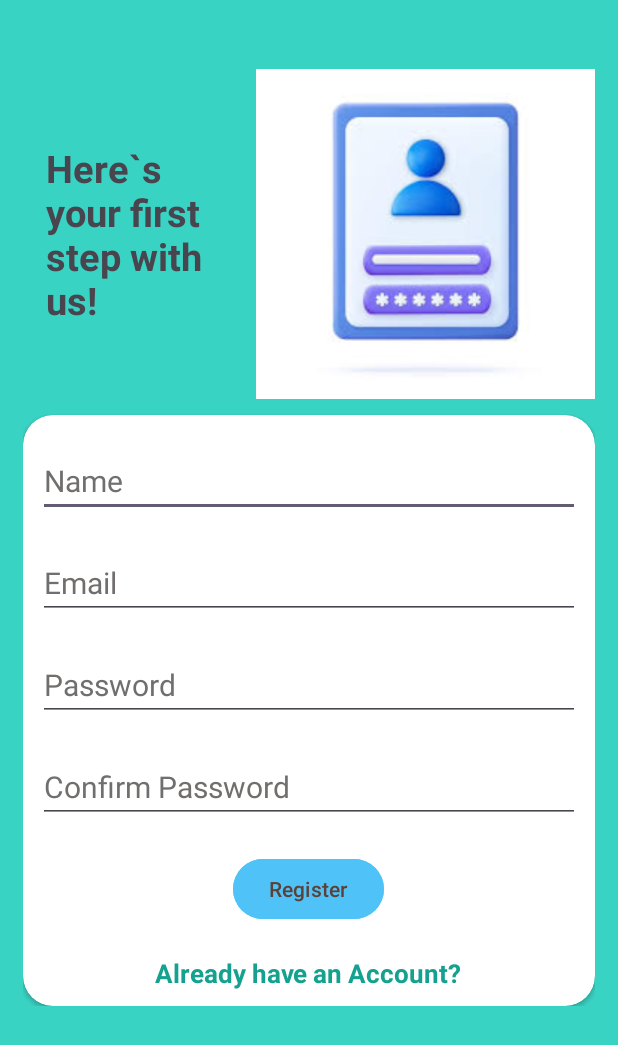
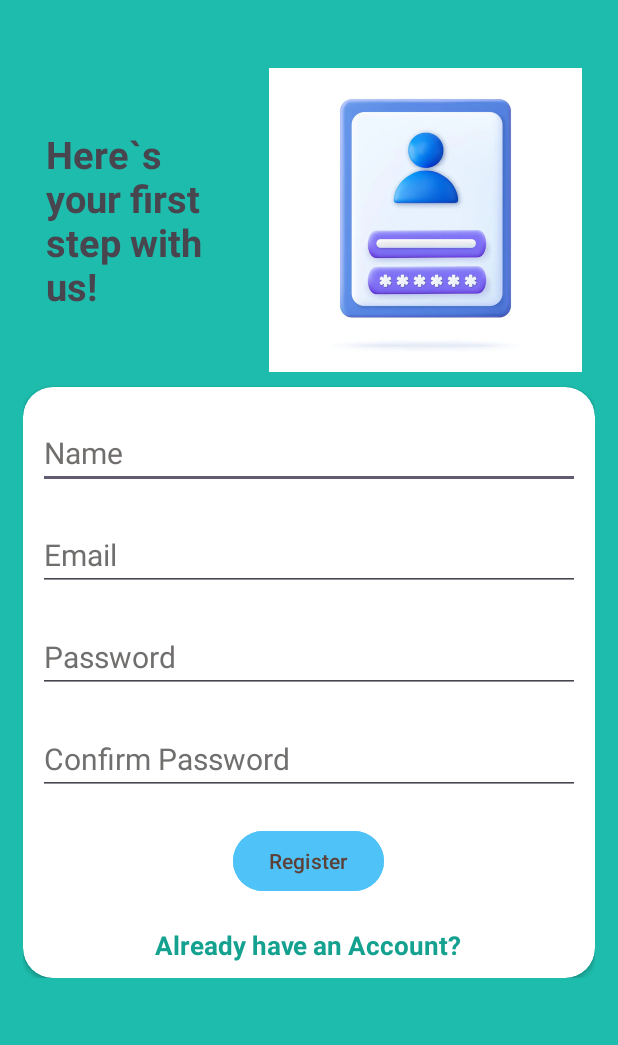
Before and after one commit to Sahil-Popat-Potale/OnlineShoppingApp, an Android app: the RegisterActivity screen opened directly, with no data from a screen before it, on a phone screen of 412 x 824 dp. Shown: the top 1045 px of the screen. Run offline under Robolectric (Android 15) with nearby library versions, the phone set to English and light mode, and no system bars.

```diff
--- a/app/src/main/java/sahil/popat/onlineshoppingapp/RegisterActivity.java
+++ b/app/src/main/java/sahil/popat/onlineshoppingapp/RegisterActivity.java
@@ -4,14 +4,27 @@ import androidx.appcompat.app.AppCompatActivity;
 import android.content.Context;
 import android.os.Bundle;
 import android.database.sqlite.SQLiteDatabase;
+import android.widget.Button;
+import android.widget.EditText;
 
 public class RegisterActivity extends AppCompatActivity {
+    EditText Name, Email, Pass, ConfirmPass;
+    Button Register;
+    private String insert;
     SQLiteDatabase db;
     @Override
     protected void onCreate(Bundle savedInstanceState) {
         super.onCreate(savedInstanceState);
         setContentView(R.layout.activity_register);
         db= openOrCreateDatabase("LoginDB", Context.MODE_PRIVATE, null);
-        db.execSQL("CREATE TABLE IF NOT EXISTS login(name VARCHAR,email VARCHAR,password VARCHAR);");
+        db.execSQL("CREATE TABLE IF NOT EXISTS login(name VARCHAR,email VARCHAR,password VARCHAR,confirmpass VARCHAR);");
+
+        Register=findViewById(R.id.register);
+        Register.setOnClickListener(v -> add());
+
+    }
+
+    private void add() {
+        if(insert == Register){}
     }
 }
--- a/app/src/main/res/layout/activity_register.xml
+++ b/app/src/main/res/layout/activity_register.xml
@@ -5,7 +5,7 @@
     android:layout_width="match_parent"
     android:layout_height="match_parent"
     tools:context=".RegisterActivity"
-    android:background="#39D3C4">
+    android:background="#1DBCAC">
 
     <ScrollView
         android:layout_width="match_parent"
@@ -35,6 +35,8 @@
                     android:layout_gravity="center"
                     android:layout_marginStart="15dp"
                     android:layout_marginEnd="30dp"
+                    android:layout_marginTop="40dp"
+                    android:layout_marginBottom="40dp"
                     android:text="@string/firstStep"
                     android:textSize="25sp"
                     android:textStyle="bold" />
@@ -42,9 +44,9 @@
                 <ImageView
                     android:id="@+id/imageView"
                     android:layout_width="match_parent"
-                    android:layout_height="wrap_content"
+                    android:layout_height="match_parent"
                     android:contentDescription="@string/loginPng"
-                    app:srcCompat="@drawable/login" />
+                    app:srcCompat="@drawable/img" />
             </LinearLayout>
 
             <androidx.cardview.widget.CardView
@@ -110,7 +112,7 @@
                         android:autofillHints="" />
 
                     <Button
-                        android:id="@+id/button2"
+                        android:id="@+id/register"
                         android:layout_width="wrap_content"
                         android:layout_height="wrap_content"
                         android:layout_gravity="center"
--- a/app/src/main/res/values/strings.xml
+++ b/app/src/main/res/values/strings.xml
@@ -19,4 +19,6 @@
 
     <!-- content Description -->
     <string name="loginPng">Login Image</string>
+    <!-- TODO: Remove or change this placeholder text -->
+    <string name="hello_blank_fragment">Hello blank fragment</string>
 </resources>
```
Also changed, not shown: app/src/main/res/layout/activity_login.xml (+5 -3 lines), app/src/main/res/drawable/img.png (added), app/src/main/res/drawable/login.png (deleted).
